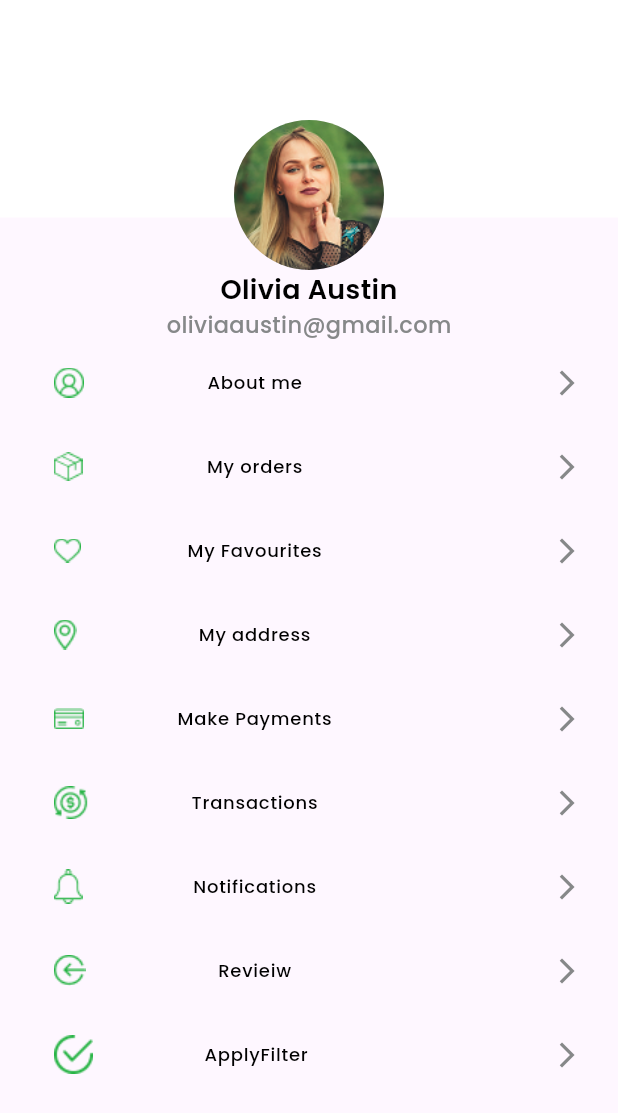
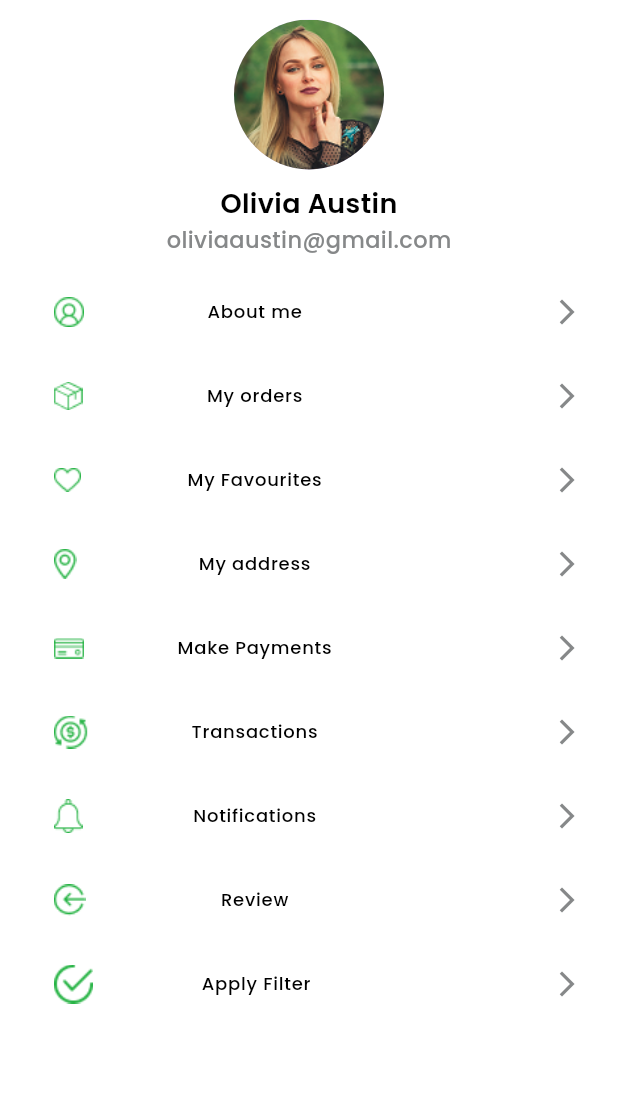
Before and after one commit to tazeen-dev/grocery_app, a Flutter app: the ProfileScreen screen opened directly, on a phone screen of 412 x 824 dp. Shown: the top 1113 px of the screen. Run offline on Flutter 3.47's test engine with Material 3 defaults, Android fonts, the phone set to English and light mode, and no system bars; our stand-ins replace flutter_screenutil, google_fonts.

Commit message:
................

```diff
--- a/lib/view/home_view/profile-screen/creditcard_screen.dart
+++ b/lib/view/home_view/profile-screen/creditcard_screen.dart
@@ -38,7 +38,6 @@ class _CreditcardScreenState extends State<CreditcardScreen> {
         ],
       ),
       body:SingleChildScrollView(
-        child: Expanded(
         child: Padding(
           padding: const EdgeInsets.symmetric(horizontal: 12.0),
           child: Column(
@@ -275,7 +274,6 @@ class _CreditcardScreenState extends State<CreditcardScreen> {
           ),
         ),
       ),
-      ),
     );
   }
 }
--- a/lib/view/home_view/profile-screen/my_address_screen.dart
+++ b/lib/view/home_view/profile-screen/my_address_screen.dart
@@ -56,7 +56,6 @@ class _MyAddressScreenState extends State<MyAddressScreen> {
         ],
       ),
       body: SingleChildScrollView(
-        child: Expanded(
         child: Padding(
           padding: const EdgeInsets.symmetric(horizontal: 12.0),
           child: Column(children: [
@@ -297,7 +296,6 @@ class _MyAddressScreenState extends State<MyAddressScreen> {
           ]),
         ),
       ),
-      ),
     );
   }
 }
--- a/lib/view/home_view/profile-screen/profile-screen.dart
+++ b/lib/view/home_view/profile-screen/profile-screen.dart
@@ -1,6 +1,5 @@
 import 'package:flutter/material.dart';
 import 'package:grocery_app/view/home_view/payement_screen.dart';
-import 'package:grocery_app/view/home_view/profile-screen/signout_screen.dart';
 import 'package:grocery_app/view/home_view/profile-screen/transactions_screen.dart';
 import '../../../controller/components/grey-text.dart';
 import '../../../controller/components/profile_listveiw.dart';
@@ -12,80 +11,63 @@ import '../apply_filters/apply_filters.dart';
 import '../favorities-screen/favourite.dart';
 import '../reveiw/reveiw_screen.dart';
 import 'aboutscreen.dart';
-import 'address_screen.dart';
-import 'creditcard_screen.dart';
 import 'my_address_screen.dart';
 import 'notifictionscreen.dart';
 import 'orderscreen.dart';
+
 class ProfileScreen extends StatefulWidget {
-   ProfileScreen({super.key});
+  const ProfileScreen({super.key});
 
   @override
   State<ProfileScreen> createState() => _ProfileScreenState();
 }
 
 class _ProfileScreenState extends State<ProfileScreen> {
-  List<ProfileList> items=[
-    ProfileList(AboutScreen(), text: 'About me', image: AppIcons.persongreen, icon:Icons.arrow_forward_ios,),
+  final List<ProfileList> items = [
+    ProfileList(AboutScreen(), text: 'About me', image: AppIcons.persongreen, icon: Icons.arrow_forward_ios),
     ProfileList(OrderScreen(), text: 'My orders', image: AppIcons.order, icon: Icons.arrow_forward_ios),
-    ProfileList(FavouriteScreen(), text:'My Favourites', image: AppIcons.greenheart, icon:Icons.arrow_forward_ios),
+    ProfileList(FavouriteScreen(), text: 'My Favourites', image: AppIcons.greenheart, icon: Icons.arrow_forward_ios),
     ProfileList(MyAddressScreen(), text: 'My address', image: AppIcons.address, icon: Icons.arrow_forward_ios),
     ProfileList(PayementScreen(), text: 'Make Payments', image: AppIcons.creditcard, icon: Icons.arrow_forward_ios),
-    ProfileList(TransactionsScreen(), text:'Transactions' , image:AppIcons.transaction, icon: Icons.arrow_forward_ios),
-    ProfileList(NotifictionScreen(), text: 'Notifications', image:AppIcons.notification1, icon:Icons.arrow_forward_ios),
-    ProfileList(ReveiwScreen(), text:'Revieiw', image: AppIcons.signout, icon:Icons.arrow_forward_ios),
-    ProfileList(ApplyFilters(), text:'ApplyFilter', image: AppIcons.check, icon:Icons.arrow_forward_ios),
+    ProfileList(TransactionsScreen(), text: 'Transactions', image: AppIcons.transaction, icon: Icons.arrow_forward_ios),
+    ProfileList(NotifictionScreen(), text: 'Notifications', image: AppIcons.notification1, icon: Icons.arrow_forward_ios),
+    ProfileList(ReveiwScreen(), text: 'Review', image: AppIcons.signout, icon: Icons.arrow_forward_ios),
+    ProfileList(ApplyFilters(), text: 'Apply Filter', image: AppIcons.check, icon: Icons.arrow_forward_ios),
   ];
 
   @override
   Widget build(BuildContext context) {
     return Scaffold(
+      backgroundColor: AppColors.whiteColor,
       body: SingleChildScrollView(
         child: Column(
           children: [
-            Stack(
-              alignment: Alignment.topCenter,
-              children: [
-                Expanded(
-                  flex: 20,
-                    child: Container(
-                  height: 145,
-                  width: double.infinity,
-                  decoration: BoxDecoration(
-                    color: AppColors.whiteColor,
+            Container(
+              height: 180,
+              width: double.infinity,
+              color: AppColors.whiteColor,
+              child: Column(
+                mainAxisAlignment: MainAxisAlignment.end,
+                children: [
+                  CircleAvatar(
+                    radius: 50,
+                    backgroundImage: AssetImage(AppIcons.profile),
                   ),
-                )),
-                      Expanded(
-                        flex: 80,
-                        child:Column(
-                          children: [
-                            Container(
-                                width: double.infinity,
-                                decoration: BoxDecoration(
-                                ),
-                                child: Column(
-                                    children: [
-                                      SizedBox(height: 80,),
-                                      Container(
-                                        height: 100,
-                                        width: 100,
-                                        decoration: BoxDecoration(
-                                            shape: BoxShape.circle,
-                                            image: DecorationImage(image: AssetImage(AppIcons.profile),)
-                                        ),
-                                      ),
-                                      BlackTextWidget(text: 'Olivia Austin',fontWeight: FontWeight.w600,fontSize: 18,),
-                                      GreyText(text: 'oliviaaustin@gmail.com',),
-                                    ],
-                                ),
-                            ),
-                            ListClass(profileitems: items),
-                          ],
-                        ),
+                  SizedBox(height: 10),
+                  BlackTextWidget(
+                    text: 'Olivia Austin',
+                    fontWeight: FontWeight.w600,
+                    fontSize: 18,
+                  ),
+                  GreyText(text: 'oliviaaustin@gmail.com'),
+                  SizedBox(height: 10),
+                ],
+              ),
+            ),
 
-                  ),
-              ],
-            ),
+            // 🔹 List View of Options
+            ListClass(profileitems: items),
+            SizedBox(height: 20),
           ],
         ),
       ),
```
Also changed, not shown: lib/controller/components/grid_list.dart (+4 -5 lines), lib/controller/components/product-details.dart (+40 -28 lines), lib/controller/components/top_rounded_custom_cliper.dart (added, +31 -0 lines), lib/view/home_view/cart-screen/cart.dart (+76 -44 lines). Lines whose indentation alone changed are shown as unchanged.
